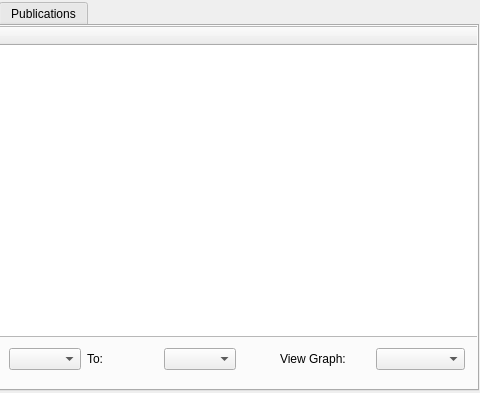
Before: the Qt Designer form TestingGUI/summary_window.ui in mshubat-forked/cs3307-group-project, drawn with Qt 5; both pictures show x 232 to 712 and y 0 to 393 of the 712 by 393 pixel window.
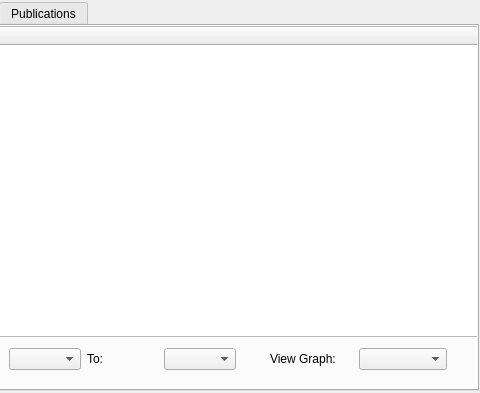
After: the same form once the commit is applied.

```diff
--- a/TestingGUI/summary_window.ui
+++ b/TestingGUI/summary_window.ui
@@ -83,16 +83,19 @@
       </item>
      </layout>
     </widget>
-    <widget class="QWidget" name="">
+    <widget class="QWidget" name="layoutWidget">
      <property name="geometry">
       <rect>
-       <x>510</x>
+       <x>500</x>
        <y>320</y>
-       <width>185</width>
+       <width>177</width>
        <height>26</height>
       </rect>
      </property>
      <layout class="QHBoxLayout" name="horizontalLayout_2">
+      <property name="spacing">
+       <number>1</number>
+      </property>
       <item>
        <widget class="QLabel" name="label">
         <property name="text">
@@ -101,7 +104,11 @@
        </widget>
       </item>
       <item>
-       <widget class="QComboBox" name="graphComboBox"/>
+       <widget class="QComboBox" name="graphComboBox">
+        <property name="enabled">
+         <bool>true</bool>
+        </property>
+       </widget>
       </item>
      </layout>
     </widget>
```
